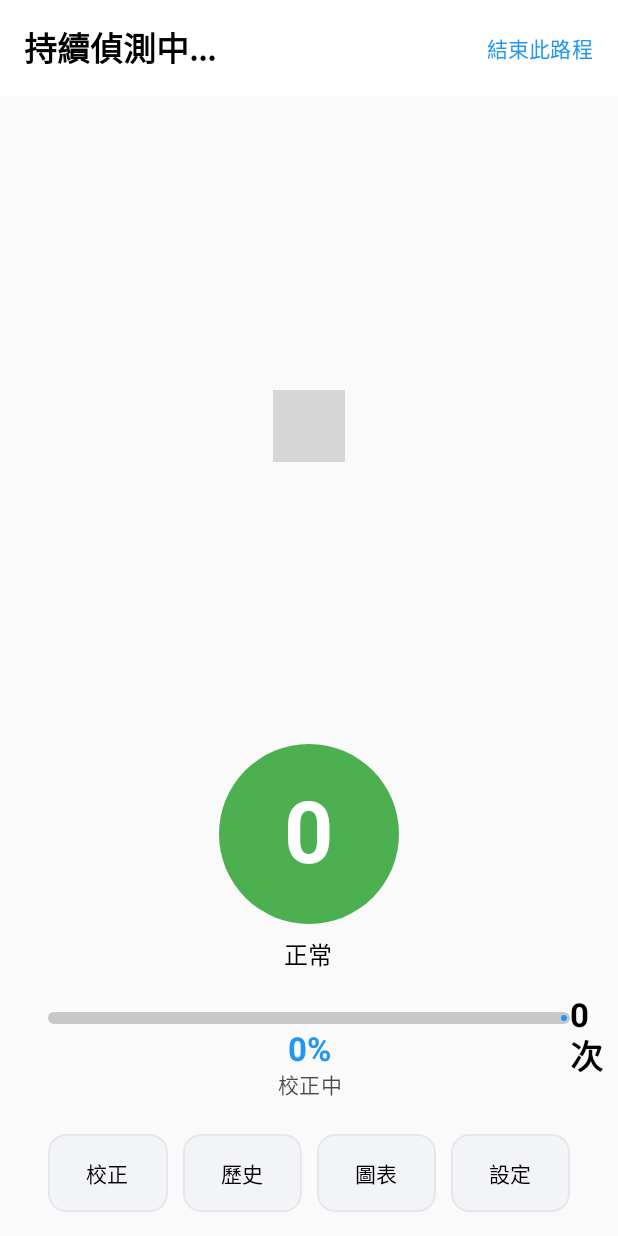
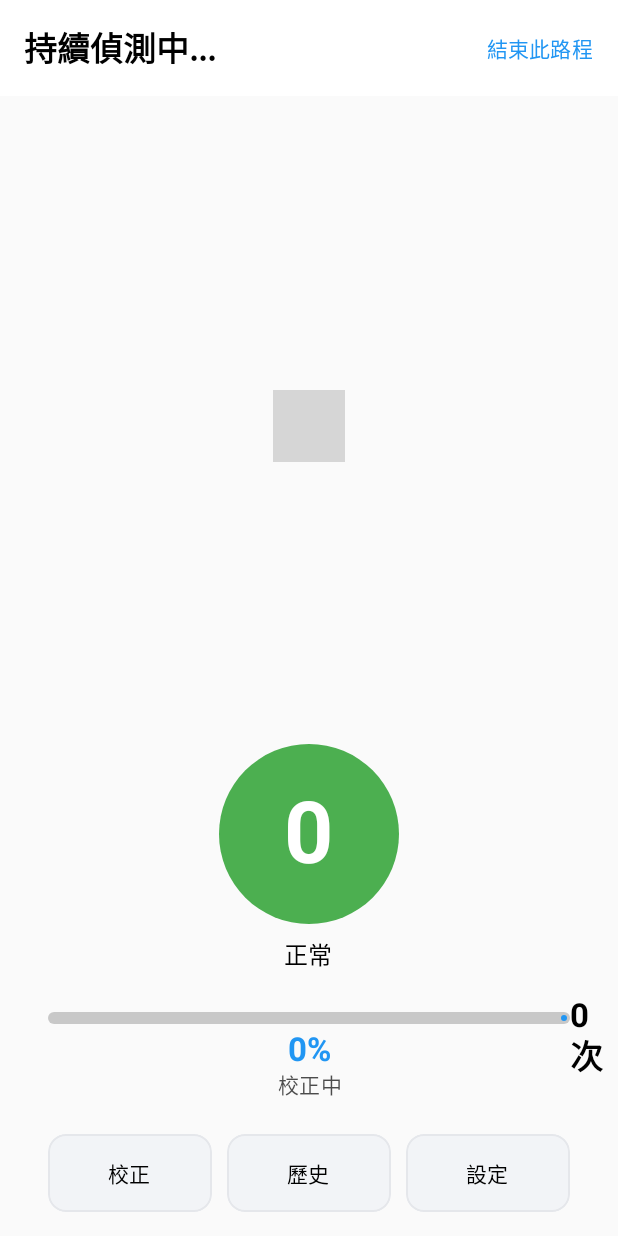
Before and after one commit to a0966558897-png/DrowsyGuards, an Android app built with Jetpack Compose: the composable DetectScreen shown on its own in the app's theme, on a phone screen of 412 x 824 dp. Run offline under Robolectric (Android 15) with nearby library versions, the light colour scheme and no system bars; libraries missing offline, so code that uses them is left out: androidx.camera.view, com.google.mediapipe.tasks; Roboto replaces fonts that are not available here; 12 statements that could not run were skipped; grey boxes are pictures that could not be loaded.

Commit message:
刪除按鈕 更新歷史

```diff
--- a/app/src/main/java/com/patrick/main/MainActivity.kt
+++ b/app/src/main/java/com/patrick/main/MainActivity.kt
@@ -99,7 +99,8 @@ fun MainApp() {
         AppStep.DETECT -> DetectScreen(
             vm = vm,
             onEndRun = { step = AppStep.HISTORY },              // 仍可導到舊歷史（保留）
-            onBackToCalibration = { step = AppStep.CALIBRATION } // 回校正
+            onBackToCalibration = { step = AppStep.CALIBRATION },// 回校正
+            onHistory = { step = AppStep.HISTORY }// 按底部「歷史」 → 歷史
         )
         AppStep.HISTORY -> HistoryScreen(
             onBack = { step = AppStep.CALIBRATION }, // 返回 → 校正
@@ -180,6 +181,7 @@ private fun DetectScreen(
     vm: FatigueScreenViewModel,
     onEndRun: () -> Unit,
     onBackToCalibration: () -> Unit,          // 回校正
+    onHistory: () -> Unit,
 ) {
     val appContext = LocalContext.current.applicationContext
     val lifecycleOwner = LocalLifecycleOwner.current
@@ -259,7 +261,8 @@ private fun DetectScreen(
                 onRecalibrate = {
                     vm.stopDetection()
                     onBackToCalibration()
-                }
+                },
+                onHistoryClick = { onHistory() }
             )
         }
     }
--- a/app/src/main/java/com/patrick/main/ui/FatigueMainScreen.kt
+++ b/app/src/main/java/com/patrick/main/ui/FatigueMainScreen.kt
@@ -36,6 +36,7 @@ fun FatigueMainScreen(
     statusText: String = "持續偵測中…",
     onUserAcknowledged: () -> Unit = {},
     onUserRequestedRest: () -> Unit = {},
+    onHistoryClick: () -> Unit = {},
     uiEvent: SharedFlow<Any>? = null,
 
     // 額外數據
@@ -116,7 +117,7 @@ fun FatigueMainScreen(
                     Spacer(modifier = Modifier.height(4.dp))
                     ExtraPagesBar(
                         onRecalibrateClick = onRecalibrate,
-                        onHistoryClick = { openByNames(ctx, "HistoryActivity") }
+                        onHistoryClick = onHistoryClick
                     )
                 }
             }
@@ -203,27 +204,6 @@ private fun ExtraPagesBar(
             )
         }
 
-        // 圖表
-        Button(
-            onClick = { openByNames(ctx, "ChartActivity") },
-            colors = btnColors,
-            shape = shape,
-            elevation = ButtonDefaults.buttonElevation(0.dp, 0.dp, 0.dp, 0.dp, 0.dp),
-            contentPadding = PaddingValues(vertical = 8.dp),
-            modifier = Modifier
-                .weight(1f)
-                .height(52.dp)
-                .clip(shape)
-                .border(BorderStroke(1.dp, Color(0xFFE5E7EB)), shape)
-        ) {
-            Text(
-                "圖表",
-                style = labelStyle,
-                maxLines = 1,
-                softWrap = false,
-                overflow = TextOverflow.Ellipsis
-            )
-        }
 
         // 設定
         Button(
--- a/build.gradle
+++ b/build.gradle
@@ -15,8 +15,8 @@
  */
 // Top-level build file where you can add configuration options common to all sub-projects/modules.
 plugins {
-    id 'com.android.application' version '8.10.1' apply false
-    id 'com.android.library' version '8.10.1' apply false
+    id 'com.android.application' version '8.13.1' apply false
+    id 'com.android.library' version '8.13.1' apply false
     id 'org.jetbrains.kotlin.android' version '1.9.22' apply false
     id 'org.jetbrains.kotlin.kapt' version '1.9.22' apply false
     id 'de.undercouch.download' version '5.3.0' apply false
```
Also changed, not shown: gradle/wrapper/gradle-wrapper.properties.
